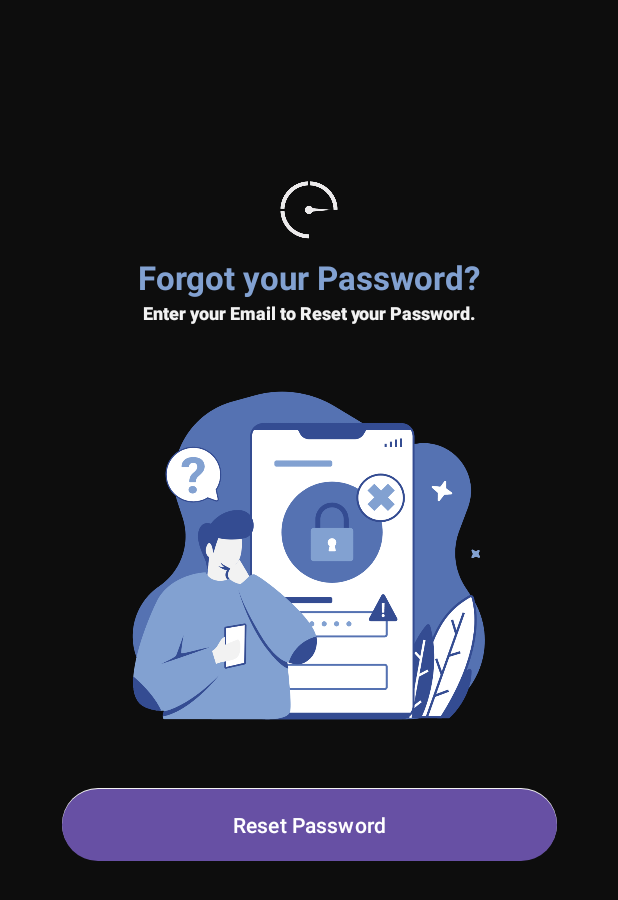
After one commit to qndreali/EverHourPrototype, an Android app: the layout signin_forgot.xml on its own in the app's theme, with its tools: preview values and no code run, on a phone screen of 412 x 824 dp. The commit adds this screen. Shown: the top 900 px of the screen. Run offline under Robolectric (Android 15) with nearby library versions, the phone set to English and light mode, and no system bars.

Commit message:
forgot pw xml

```diff
--- /dev/null
+++ b/app/src/main/res/layout/signin_forgot.xml
@@ -0,0 +1,98 @@
+<?xml version="1.0" encoding="utf-8"?>
+<androidx.constraintlayout.widget.ConstraintLayout xmlns:android="http://schemas.android.com/apk/res/android"
+    xmlns:app="http://schemas.android.com/apk/res-auto"
+    xmlns:tools="http://schemas.android.com/tools"
+    android:id="@+id/cloSignInForgot"
+    android:layout_width="match_parent"
+    android:layout_height="match_parent"
+    android:background="@color/black">
+
+    <ImageView
+        android:id="@+id/ivLogo"
+        android:layout_width="80dp"
+        android:layout_height="80dp"
+        android:layout_marginTop="100dp"
+        app:layout_constraintEnd_toEndOf="parent"
+        app:layout_constraintHorizontal_bias="0.5"
+        app:layout_constraintStart_toStartOf="parent"
+        app:layout_constraintTop_toTopOf="parent"
+        app:srcCompat="@drawable/EverHourIcon"
+        tools:ignore="ContentDescription" />
+
+    <TextView
+        android:id="@+id/tvPrompt"
+        android:layout_width="wrap_content"
+        android:layout_height="wrap_content"
+        android:layout_marginTop="170dp"
+        android:text="@string/forgot_prompt"
+        android:textColor="@color/blue1"
+        android:textSize="22sp"
+        android:textStyle="bold"
+        android:typeface="normal"
+        app:layout_constraintEnd_toEndOf="parent"
+        app:layout_constraintHorizontal_bias="0.5"
+        app:layout_constraintStart_toStartOf="parent"
+        app:layout_constraintTop_toTopOf="parent" />
+
+    <TextView
+        android:id="@+id/tvAppName"
+        android:layout_width="wrap_content"
+        android:layout_height="wrap_content"
+        android:layout_marginTop="200dp"
+        android:fontFamily="sans-serif-black"
+        android:text="@string/forgot_subprompt"
+        android:textColor="@color/white"
+        android:textSize="12sp"
+        android:textStyle="bold"
+        app:layout_constraintEnd_toEndOf="parent"
+        app:layout_constraintHorizontal_bias="0.5"
+        app:layout_constraintStart_toStartOf="parent"
+        app:layout_constraintTop_toTopOf="parent" />
+
+    <ImageView
+        android:id="@+id/ivSIFIllust"
+        android:layout_width="250dp"
+        android:layout_height="250dp"
+        android:layout_marginTop="230dp"
+        app:layout_constraintEnd_toEndOf="parent"
+        app:layout_constraintHorizontal_bias="0.5"
+        app:layout_constraintStart_toStartOf="parent"
+        app:layout_constraintTop_toTopOf="parent"
+        app:srcCompat="@drawable/ForgotPassword"
+        tools:ignore="ContentDescription" />
+
+    <EditText
+        android:id="@+id/etvSIFEmail"
+        android:layout_width="330dp"
+        android:layout_height="48dp"
+        android:layout_marginTop="525dp"
+        android:background="@drawable/inputfields"
+        android:ems="10"
+        android:hint="@string/email"
+        android:importantForAutofill="no"
+        android:inputType="textEmailAddress"
+        android:paddingStart="15dp"
+        android:textColor="@color/blue3"
+        android:textColorHint="@color/blue3"
+        android:textSize="16sp"
+        android:textStyle="italic"
+        app:layout_constraintEnd_toEndOf="parent"
+        app:layout_constraintHorizontal_bias="0.5"
+        app:layout_constraintStart_toStartOf="parent"
+        app:layout_constraintTop_toTopOf="parent"
+        tools:ignore="RtlSymmetry" />
+
+    <Button
+        android:id="@+id/btnResetPW"
+        android:layout_width="330dp"
+        android:layout_height="48dp"
+        android:layout_marginBottom="250dp"
+        android:background="@drawable/gradient"
+        android:text="@string/reset"
+        app:layout_constraintBottom_toBottomOf="parent"
+        app:layout_constraintEnd_toEndOf="parent"
+        app:layout_constraintHorizontal_bias="0.5"
+        app:layout_constraintStart_toStartOf="parent"
+        tools:ignore="VisualLintButtonSize" />
+
+</androidx.constraintlayout.widget.ConstraintLayout>
--- a/app/src/main/res/values/strings.xml
+++ b/app/src/main/res/values/strings.xml
@@ -10,6 +10,11 @@
     <string name="sign_up_to_in">Already have an Account ? </string>
     <string name="sign_in_to_up">Don\'t have an Account ? </string>
     <string name="forgot_pw_prompt">Forgot Password ?</string>
+    <string name="forgot_prompt">Forgot your Password?</string>
+    <string name="new_prompt">New Password</string>
+    <string name="forgot_subprompt">Enter your Email to Reset your Password.</string>
+    <string name="new_subprompt">Enter your New Password.</string>
+    <string name="reset">Reset Password</string>
 
     <string name="f_name">First Name</string>
     <string name="l_name">Last Name</string>
```
